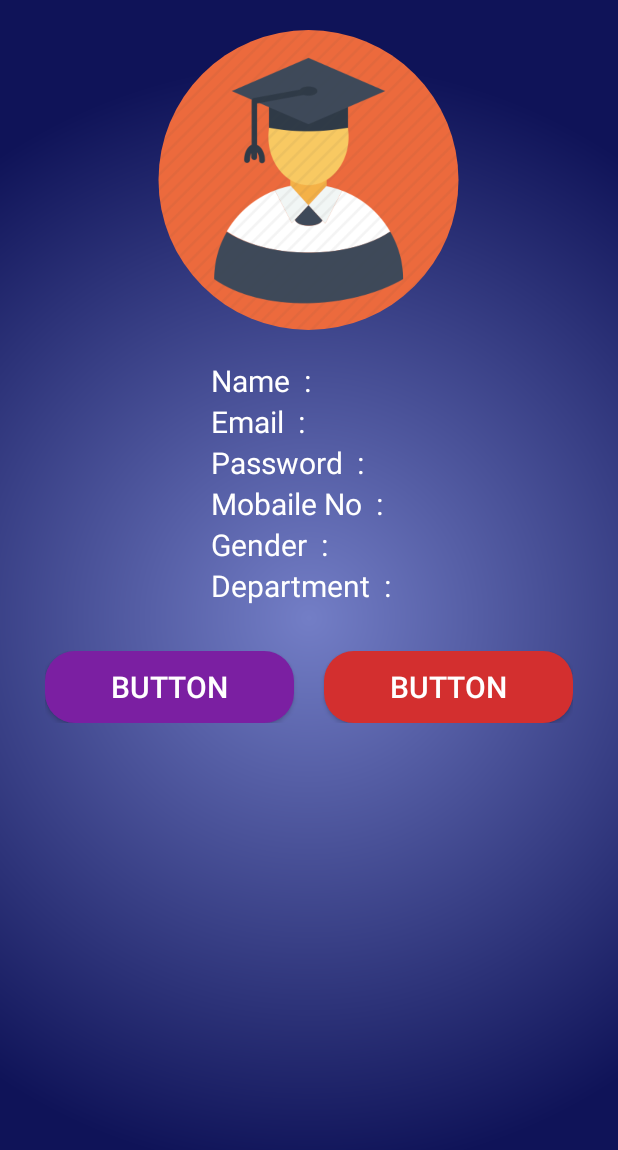
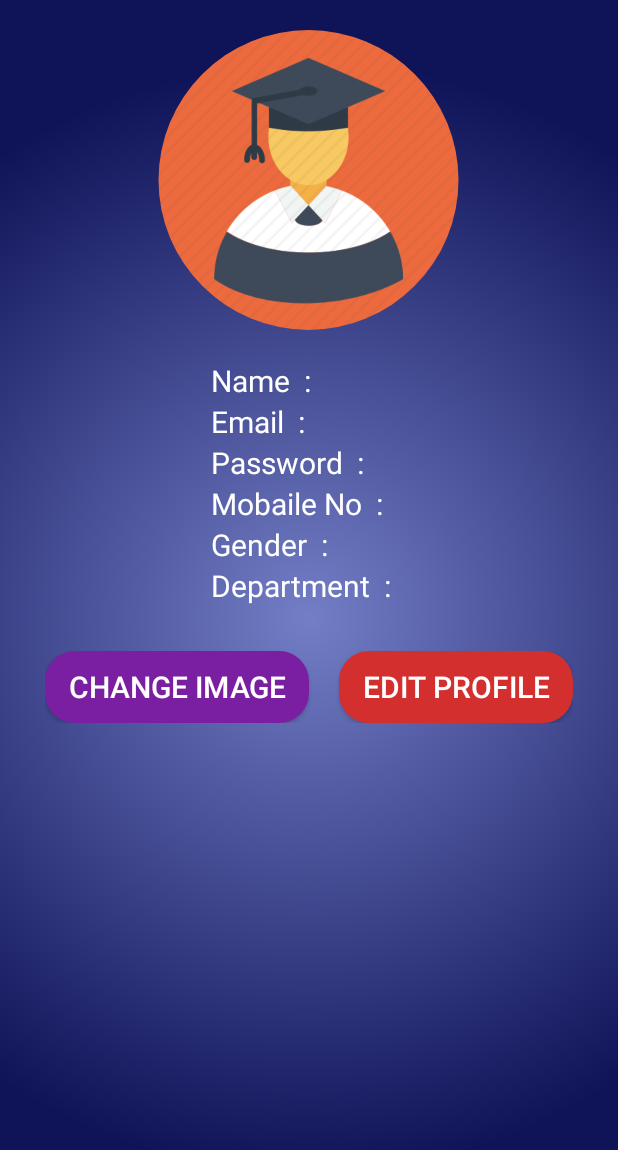
Before and after one commit to happysingh23828/Android-College-Noticeboard, an Android app: the StudentProfileActivity screen opened directly, with no data from a screen before it, on a phone screen of 412 x 824 dp. Shown: the top 1150 px of the screen. Run offline under Robolectric (Android 15) with nearby library versions, the phone set to English and light mode, and no system bars; our stand-ins replace CircleImageView; network calls fail; Roboto replaces fonts that are not available here.

Commit message:
Merge remote-tracking branch 'remotes/origin/Happy'
# Conflicts:
#	app/src/main/AndroidManifest.xml
#	app/src/main/java/dynamicdrillers/collegenoticeboard/FacultyDashboard.java

```diff
--- a/app/src/main/java/dynamicdrillers/collegenoticeboard/FacultyDashboard.java
+++ b/app/src/main/java/dynamicdrillers/collegenoticeboard/FacultyDashboard.java
@@ -43,7 +43,7 @@ public class FacultyDashboard extends AppCompatActivity {
         ProfileIcon.setOnClickListener(new View.OnClickListener() {
             @Override
             public void onClick(View v) {
-                startActivity(new Intent(FacultyDashboard.this, ProfileActivity.class));
+                startActivity(new Intent(FacultyDashboard.this, StudentProfileActivity.class));
 
             }
         });
--- a/app/src/main/res/layout/activity_student_profile.xml
+++ b/app/src/main/res/layout/activity_student_profile.xml
@@ -171,7 +171,7 @@
             android:layout_marginRight="20dp"
             android:layout_weight="1"
             android:background="@drawable/preshap"
-            android:text="Button"
+            android:text="Change Image"
             android:textColor="@android:color/background_light" />
 
         <Button
@@ -180,7 +180,7 @@
             android:layout_height="wrap_content"
             android:layout_weight="1"
             android:background="@drawable/nextshap"
-            android:text="Button"
+            android:text="Edit Profile"
             android:textColor="@android:color/background_light" />
     </LinearLayout>
 
```
